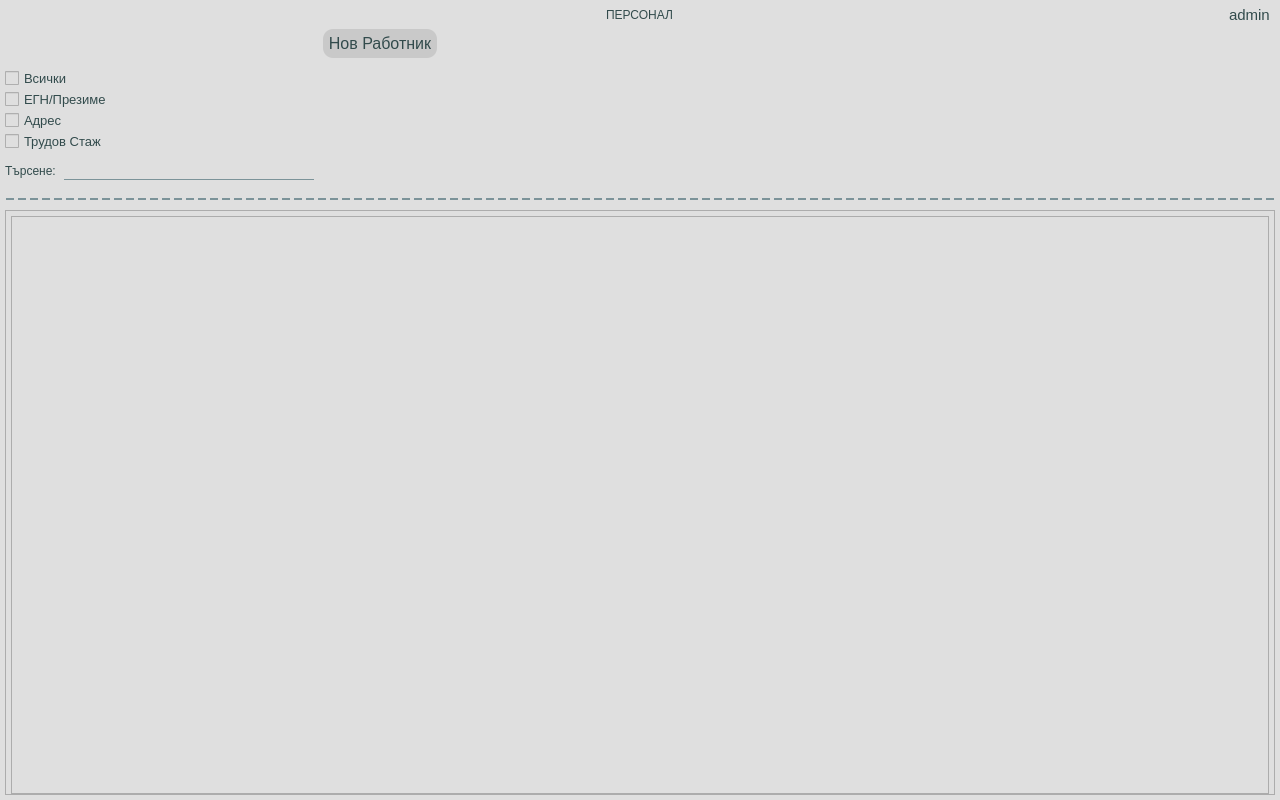
This is app/ui/widgets/customWorkersWidget.ui in DevilPhp/WorkSalary.v01 as Qt 5 draws it before an edit. The edited form follows.
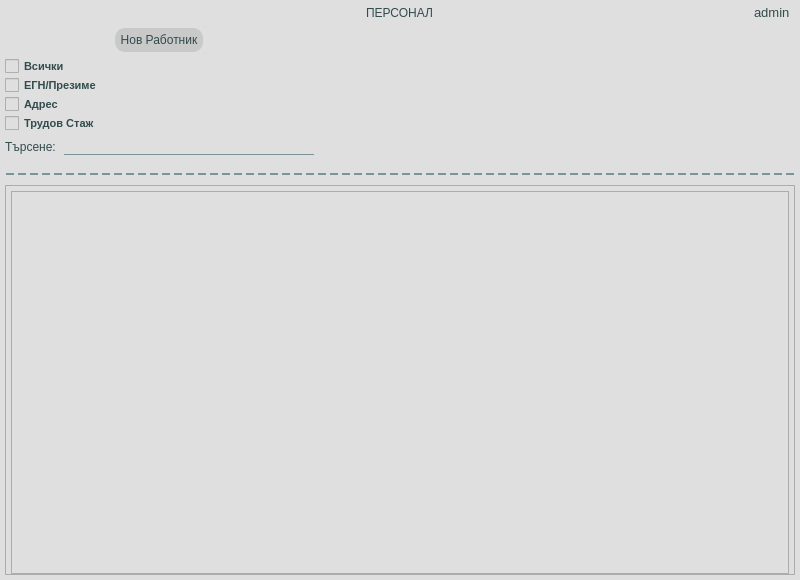
This is the edited form. Icons and pictures are not drawn.

Patch:
```diff
--- a/app/ui/widgets/customWorkersWidget.ui
+++ b/app/ui/widgets/customWorkersWidget.ui
@@ -6,14 +6,14 @@
    <rect>
     <x>0</x>
     <y>0</y>
-    <width>1280</width>
-    <height>800</height>
+    <width>800</width>
+    <height>580</height>
    </rect>
   </property>
   <property name="minimumSize">
    <size>
-    <width>900</width>
-    <height>800</height>
+    <width>800</width>
+    <height>580</height>
    </size>
   </property>
   <property name="windowTitle">
@@ -22,7 +22,7 @@
   <property name="styleSheet">
    <string notr="true">*{
 	background-color: #dfdfdf;
-	font: 600 11pt &quot;Segoe UI&quot;;
+	font: 600 9pt &quot;Segoe UI&quot;;
 	color: #324b4c;
 }
 
@@ -40,7 +40,7 @@
 	border: none;
 	border-radius: 10px;
 	padding: 5px;
-	font-size: 12pt;
+	font-size: 9pt;
 }
 
 QPushButton:hover{
@@ -62,7 +62,7 @@
 }
 
 #addNewTimePaperBtn {
-	font-size: 11pt;
+	font-size: 9pt;
 }
 
 QDateEdit::up-button, QDateEdit::down-button{
@@ -72,10 +72,14 @@
 
 QLineEdit, QDateEdit{
 	border: none;
-	font-size: 10pt;
+	font-size: 9pt;
 	border-bottom: 1px solid #7c9399;
 }
 
+#searchLineEdit {
+	font-size: 8pt;
+}
+
 #calStartBtn, #calLeavingBtn {
 	background-color: #dfdfdf;
 	padding: 0px;
@@ -86,7 +90,7 @@
 }
 
 #pageTitle {
-	font: 700 13pt &quot;Segoe UI&quot;;
+	font: 700 11pt &quot;Segoe UI&quot;;
 }
 
 #calendarBtn {
@@ -103,7 +107,7 @@
 }
 
 #usernameLabel {
-	font-size: 11pt;
+	font-size: 10pt;
 }
 
 #workerPlaceLineEdit, #workerPositionLineEdit {
@@ -111,38 +115,8 @@
 }
 
 #widget_3 * {
-	font-size: 10pt;
-}
-
-QComboBox{
-	background-color: #dfdfdf;
-	border-bottom: 1px solid #7c9399;
-	border-radius: 3px;
-}
-
-QComboBox::drop-down{
-	image: url(':/icons/app/assets/icons/Alt-Arrow-Down--Streamline-Solar-Broken.svg');
-	width: 18px;
-	height: 18px;
-}
-
-QComboBox:hover{
-	color: #2b2b2c;
-	font: 720 10.5pt &quot;Segoe UI&quot;;
-	border-radius: 0px;
-	alternate-background-color: #2c313c;
-}
-QComboBox::item:selected{
-	color: #2b2b2c;
-	font: 900 10.5pt &quot;Segoe UI&quot;;
-	border-radius: 0px;
-}
-QComboBox::item{
-	color: #324b4c;
-	font: 700 10pt &quot;Segoe UI&quot;;
-	height: 11px;  
-	border: 4px solid transparent;
-	padding: 0px 8px 0px 8px;
+	font-size: 8pt;
+	font-weight: 500;
 }</string>
   </property>
   <layout class="QVBoxLayout" name="verticalLayout">
@@ -195,7 +169,7 @@
           <number>0</number>
          </property>
          <property name="bottomMargin">
-          <number>0</number>
+          <number>3</number>
          </property>
          <item alignment="Qt::AlignLeft">
           <widget class="QWidget" name="widget_4" native="true">
@@ -229,7 +203,7 @@
           <widget class="QWidget" name="userHolder" native="true">
            <layout class="QHBoxLayout" name="horizontalLayout_3">
             <property name="spacing">
-             <number>10</number>
+             <number>3</number>
             </property>
             <property name="leftMargin">
              <number>0</number>
@@ -254,8 +228,8 @@
               </property>
               <property name="iconSize">
                <size>
-                <width>24</width>
-                <height>24</height>
+                <width>18</width>
+                <height>18</height>
                </size>
               </property>
              </widget>
@@ -274,8 +248,8 @@
               </property>
               <property name="iconSize">
                <size>
-                <width>24</width>
-                <height>24</height>
+                <width>18</width>
+                <height>18</height>
                </size>
               </property>
              </widget>
@@ -303,13 +277,13 @@
         </property>
         <property name="minimumSize">
          <size>
-          <width>750</width>
+          <width>300</width>
           <height>0</height>
          </size>
         </property>
         <layout class="QVBoxLayout" name="verticalLayout_2">
          <property name="spacing">
-          <number>10</number>
+          <number>5</number>
          </property>
          <property name="leftMargin">
           <number>0</number>
@@ -490,8 +464,8 @@
        <rect>
         <x>0</x>
         <y>0</y>
-        <width>1268</width>
-        <height>569</height>
+        <width>788</width>
+        <height>380</height>
        </rect>
       </property>
       <layout class="QVBoxLayout" name="verticalLayout_12">
@@ -540,22 +514,24 @@
             </property>
             <property name="styleSheet">
              <string notr="true">QHeaderView:section{
-	font: 700 10.5pt &quot;Segoe UI&quot;;
+	font: 700 9pt &quot;Segoe UI&quot;;
 	background-color: #dfdfdf;
-	padding: 5px;
+	padding: 3px;
 }
 QVerticalView:section{
-	min-height: 30;
+	min-height: 20px;
 }
 QAbstractItemView{
 	alternate-background-color: #d3d3d3;
-	font: 10.5pt &quot;Segoe UI&quot;;
+	font: 8pt &quot;Segoe UI&quot;;
 	selection-background-color: rgba(198, 228, 254, 45);
 	selection-color: #324b4c;
+	focus: none;
 }
 QAbstractItemView:item{
 	selection-background-color: rgba(198, 228, 254, 45);
 	selection-color: #324b4c;
+	focus: none;
 }
 QAbstractItemView::item:selected{
 	background-color: rgba(198, 228, 254, 45);
@@ -585,6 +561,12 @@
             <attribute name="verticalHeaderVisible">
              <bool>false</bool>
             </attribute>
+            <attribute name="verticalHeaderMinimumSectionSize">
+             <number>20</number>
+            </attribute>
+            <attribute name="verticalHeaderDefaultSectionSize">
+             <number>20</number>
+            </attribute>
            </widget>
           </item>
          </layout>
```
Left out of the diff: 3 changed lines with no effect on the pictures.
